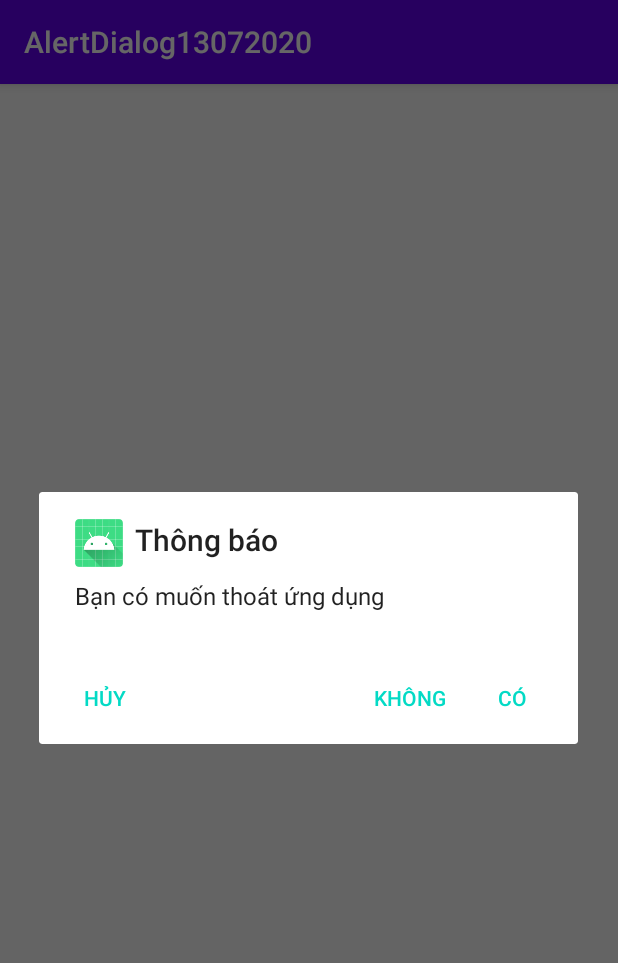
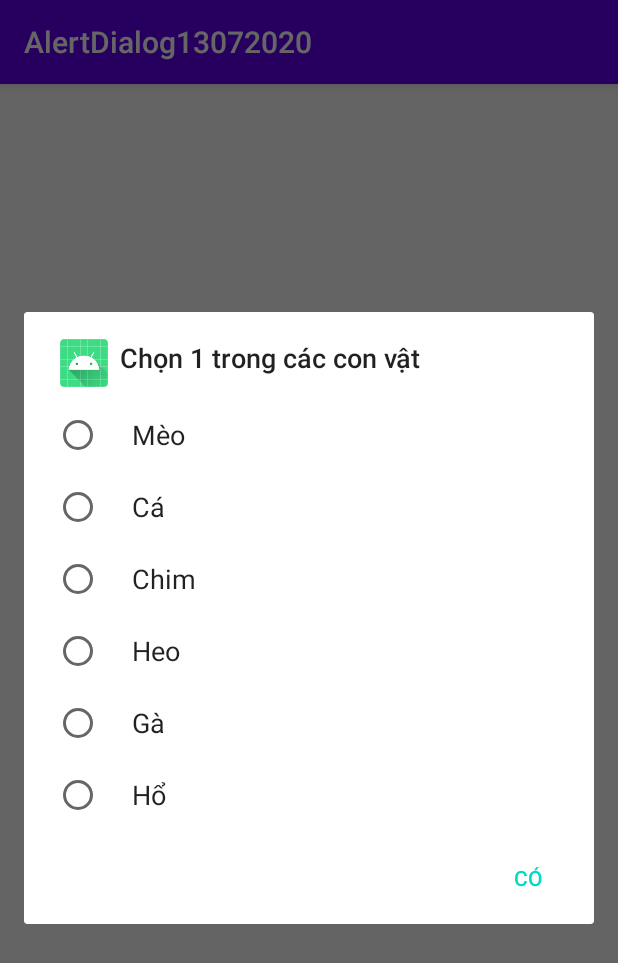
Before and after one commit to TriNguyenGit/AlertDialog13072020, an Android app: the screen it shows after launch (MainActivity), after a tap on "SHOW ALERT DIALOG", on a phone screen of 412 x 824 dp. Shown: the top 963 px of the screen. Run offline under Robolectric (Android 15) with nearby library versions, the phone set to English and light mode, and no system bars.

Commit message:
SingleChoiceItems (Quan trong)

```diff
--- a/app/src/main/java/com/example/alertdialog13072020/MainActivity.java
+++ b/app/src/main/java/com/example/alertdialog13072020/MainActivity.java
@@ -7,6 +7,7 @@ import android.content.DialogInterface;
 import android.os.Bundle;
 import android.view.View;
 import android.widget.Button;
+import android.widget.Toast;
 
 public class MainActivity extends AppCompatActivity {
 
@@ -21,26 +22,19 @@ public class MainActivity extends AppCompatActivity {
             @Override
             public void onClick(View view) {
                 AlertDialog.Builder buider = new AlertDialog.Builder(MainActivity.this);
-                buider.setTitle("Thông báo");
-                buider.setMessage("Bạn có muốn thoát ứng dụng");
+                buider.setTitle("Chọn 1 trong các con vật");
                 buider.setIcon(R.mipmap.ic_launcher);
                 buider.setCancelable(false);//ngăn người dùng muốn thoát
+                final String[] arrayAnimals = {"Mèo","Cá","Chim","Heo","Gà","Hổ"};
+                //lựa chọn
+                buider.setSingleChoiceItems(arrayAnimals, -1, new DialogInterface.OnClickListener() {
+                    @Override
+                    public void onClick(DialogInterface dialogInterface, int i) {
+                        Toast.makeText(MainActivity.this,arrayAnimals[i], Toast.LENGTH_SHORT).show();
+                    }
+                });
                 //nút tích cực (Thoát ứng dụng)
                 buider.setPositiveButton("Có", new DialogInterface.OnClickListener() {
-                    @Override
-                    public void onClick(DialogInterface dialogInterface, int i) {
-                        finish();
-                    }
-                });
-                //nút tiêu cực (Không thoát)
-                buider.setNegativeButton("Không", new DialogInterface.OnClickListener() {
-                    @Override
-                    public void onClick(DialogInterface dialogInterface, int i) {
-                        dialogInterface.dismiss();
-                    }
-                });
-                //nút hủy
-                buider.setNeutralButton("Hủy", new DialogInterface.OnClickListener() {
                     @Override
                     public void onClick(DialogInterface dialogInterface, int i) {
 
```
